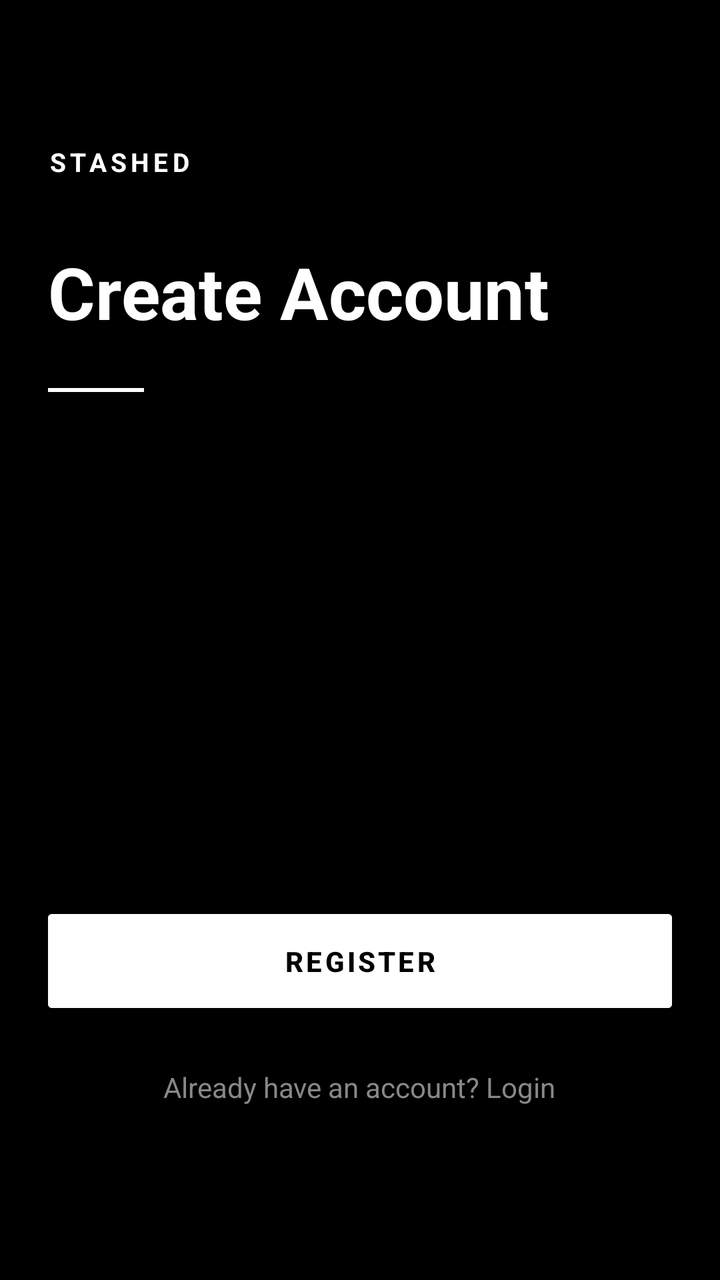
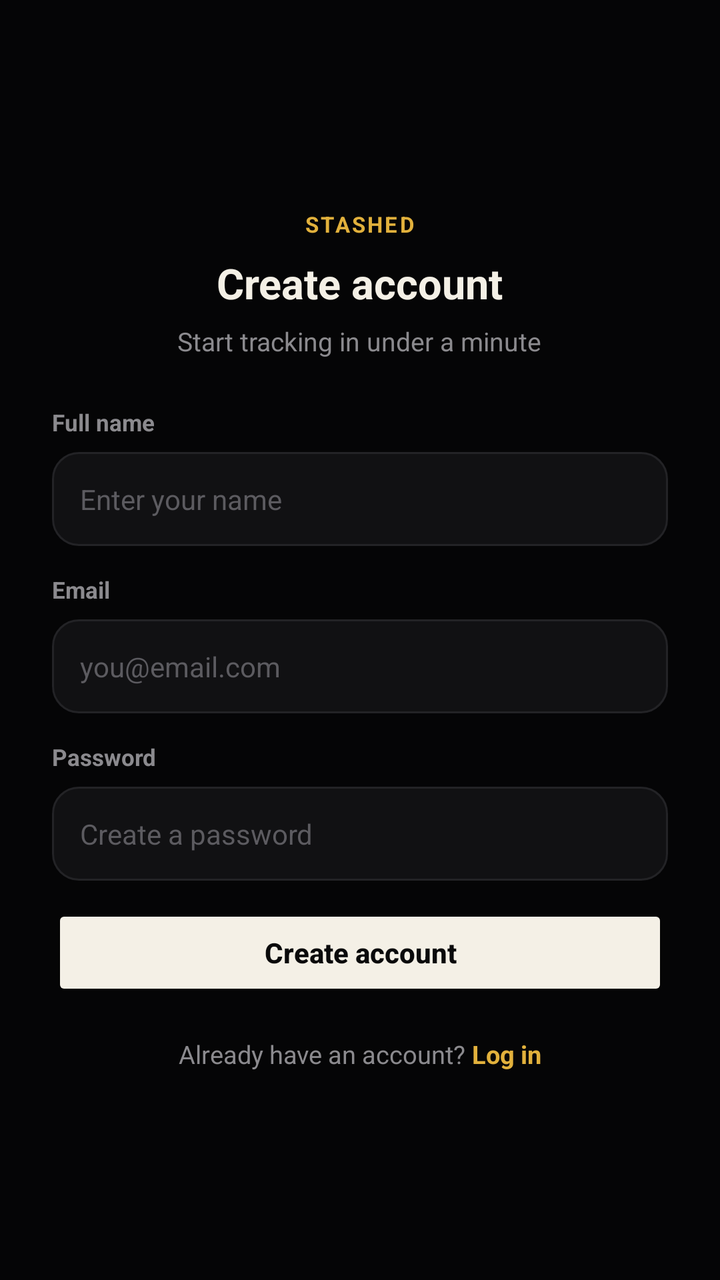

Two renders of the same Android screen: before a commit and after it. Below are the layout's source before the change and the commit's diff.
<!-- AndroidManifest.xml: application theme Theme.Stashed -->
<!-- res/layout/fragment_register.xml -->
<?xml version="1.0" encoding="utf-8"?>
<ScrollView xmlns:android="http://schemas.android.com/apk/res/android"
    xmlns:app="http://schemas.android.com/apk/res-auto"
    android:layout_width="match_parent"
    android:layout_height="match_parent"
    android:background="@color/black"
    android:fillViewport="true">

    <LinearLayout
        android:layout_width="match_parent"
        android:layout_height="wrap_content"
        android:orientation="vertical"
        android:padding="24dp">

        <TextView
            android:layout_width="wrap_content"
            android:layout_height="wrap_content"
            android:layout_marginTop="48dp"
            android:text="STASHED"
            android:textColor="@color/white"
            android:textSize="13sp"
            android:textStyle="bold"
            android:letterSpacing="0.16"/>

        <TextView
            android:layout_width="wrap_content"
            android:layout_height="wrap_content"
            android:layout_marginTop="32dp"
            android:text="@string/register_title"
            android:textColor="@color/white"
            android:textSize="36sp"
            android:textStyle="bold"
            android:lineSpacingMultiplier="1.1"/>

        <View
            android:layout_width="48dp"
            android:layout_height="2dp"
            android:layout_marginTop="24dp"
            android:layout_marginBottom="24dp"
            android:background="@color/white"/>

        
        <com.google.android.material.textfield.TextInputLayout
            android:id="@+id/tilFullName"
            style="@style/Widget.MaterialComponents.TextInputLayout.OutlinedBox"
            android:layout_width="match_parent"
            android:layout_height="wrap_content"
            android:layout_marginBottom="12dp"
            android:hint="@string/hint_full_name"
            app:boxStrokeColor="@color/white"
            app:boxCornerRadiusTopStart="2dp"
            app:boxCornerRadiusTopEnd="2dp"
            app:boxCornerRadiusBottomStart="2dp"
            app:boxCornerRadiusBottomEnd="2dp"
            app:hintTextColor="@color/textMuted">
            <com.google.android.material.textfield.TextInputEditText
                android:id="@+id/etFullName"
                android:layout_width="match_parent"
                android:layout_height="wrap_content"
                android:inputType="textPersonName|textCapWords"
                android:textColor="@color/white"/>
        </com.google.android.material.textfield.TextInputLayout>

        
        <com.google.android.material.textfield.TextInputLayout
            android:id="@+id/tilEmail"
            style="@style/Widget.MaterialComponents.TextInputLayout.OutlinedBox"
            android:layout_width="match_parent"
            android:layout_height="wrap_content"
            android:layout_marginBottom="12dp"
            android:hint="@string/hint_email"
            app:boxStrokeColor="@color/white"
            app:boxCornerRadiusTopStart="2dp"
            app:boxCornerRadiusTopEnd="2dp"
            app:boxCornerRadiusBottomStart="2dp"
            app:boxCornerRadiusBottomEnd="2dp"
            app:hintTextColor="@color/textMuted">
            <com.google.android.material.textfield.TextInputEditText
                android:id="@+id/etEmail"
                android:layout_width="match_parent"
                android:layout_height="wrap_content"
                android:inputType="textEmailAddress"
                android:textColor="@color/white"/>
        </com.google.android.material.textfield.TextInputLayout>

        
        <com.google.android.material.textfield.TextInputLayout
            android:id="@+id/tilPassword"
            style="@style/Widget.MaterialComponents.TextInputLayout.OutlinedBox"
            android:layout_width="match_parent"
            android:layout_height="wrap_content"
            android:layout_marginBottom="24dp"
            android:hint="@string/hint_password"
            app:passwordToggleEnabled="true"
            app:boxStrokeColor="@color/white"
            app:boxCornerRadiusTopStart="2dp"
            app:boxCornerRadiusTopEnd="2dp"
            app:boxCornerRadiusBottomStart="2dp"
            app:boxCornerRadiusBottomEnd="2dp"
            app:hintTextColor="@color/textMuted">
            <com.google.android.material.textfield.TextInputEditText
                android:id="@+id/etPassword"
                android:layout_width="match_parent"
                android:layout_height="wrap_content"
                android:inputType="textPassword"
                android:textColor="@color/white"/>
        </com.google.android.material.textfield.TextInputLayout>

        <com.google.android.material.button.MaterialButton
            android:id="@+id/btnRegister"
            android:layout_width="match_parent"
            android:layout_height="wrap_content"
            android:text="@string/btn_register"
            android:backgroundTint="@color/white"
            android:textColor="@color/black"
            android:textStyle="bold"
            android:letterSpacing="0.1"
            android:paddingTop="14dp"
            android:paddingBottom="14dp"
            app:cornerRadius="2dp"/>

        <TextView
            android:id="@+id/tvLogin"
            android:layout_width="wrap_content"
            android:layout_height="wrap_content"
            android:layout_marginTop="24dp"
            android:layout_gravity="center_horizontal"
            android:text="@string/have_account"
            android:textColor="@color/textMuted"
            android:textSize="14sp"/>

    </LinearLayout>
</ScrollView>
<!-- resources referenced by this layout -->
<resources>
  <color name="black">#FF000000</color>
  <color name="textMuted">#888888</color>
  <color name="white">#FFFFFF</color>
  <string name="btn_register">Register</string>
  <string name="have_account">Already have an account? Login</string>
  <string name="hint_email">Email Address</string>
  <string name="hint_full_name">Full Name</string>
  <string name="hint_password">Password</string>
  <string name="register_title">Create Account</string>
  <style name="Theme.Stashed" parent="Theme.MaterialComponents.DayNight.NoActionBar">
          <item name="colorPrimary">@color/red_primary</item>
          <item name="colorPrimaryVariant">@color/red_dark</item>
          <item name="colorOnPrimary">@color/white</item>
          <item name="android:windowBackground">@color/black_bg</item>
          <item name="android:statusBarColor">@color/black_bg</item>
          <item name="android:navigationBarColor">@color/black_bg</item>
      </style>
  <color name="red_primary">#D62828</color>
  <color name="red_dark">#A81F1F</color>
  <color name="black_bg">#0E0E0E</color>
</resources>

<!-- the commit's change to res/layout/fragment_register.xml (unified diff, before → after) -->
@@ -1,133 +1,153 @@
 <?xml version="1.0" encoding="utf-8"?>
-<ScrollView xmlns:android="http://schemas.android.com/apk/res/android"
+<androidx.constraintlayout.widget.ConstraintLayout
+    xmlns:android="http://schemas.android.com/apk/res/android"
     xmlns:app="http://schemas.android.com/apk/res-auto"
     android:layout_width="match_parent"
     android:layout_height="match_parent"
-    android:background="@color/black"
-    android:fillViewport="true">
+    android:background="#050506"
+    android:padding="26dp">
 
     <LinearLayout
         android:layout_width="match_parent"
         android:layout_height="wrap_content"
         android:orientation="vertical"
-        android:padding="24dp">
+        android:gravity="center_horizontal"
+        app:layout_constraintTop_toTopOf="parent"
+        app:layout_constraintBottom_toBottomOf="parent">
 
         <TextView
             android:layout_width="wrap_content"
             android:layout_height="wrap_content"
-            android:layout_marginTop="48dp"
             android:text="STASHED"
-            android:textColor="@color/white"
-            android:textSize="13sp"
+            android:textColor="#E2B13C"
+            android:textSize="11sp"
             android:textStyle="bold"
-            android:letterSpacing="0.16"/>
+            android:letterSpacing="0.1" />
 
         <TextView
             android:layout_width="wrap_content"
             android:layout_height="wrap_content"
-            android:layout_marginTop="32dp"
-            android:text="@string/register_title"
-            android:textColor="@color/white"
-            android:textSize="36sp"
+            android:text="Create account"
+            android:textColor="#F4F0E6"
+            android:textSize="21sp"
             android:textStyle="bold"
-            android:lineSpacingMultiplier="1.1"/>
+            android:layout_marginTop="8dp" />
 
-        <View
-            android:layout_width="48dp"
-            android:layout_height="2dp"
-            android:layout_marginTop="24dp"
-            android:layout_marginBottom="24dp"
-            android:background="@color/white"/>
+        <TextView
+            android:layout_width="wrap_content"
+            android:layout_height="wrap_content"
+            android:text="Start tracking in under a minute"
+            android:textColor="#8B8A8E"
+            android:textSize="13sp"
+            android:layout_marginTop="6dp"
+            android:layout_marginBottom="24dp" />
 
         
-        <com.google.android.material.textfield.TextInputLayout
-            android:id="@+id/tilFullName"
-            style="@style/Widget.MaterialComponents.TextInputLayout.OutlinedBox"
+        <TextView
             android:layout_width="match_parent"
             android:layout_height="wrap_content"
-            android:layout_marginBottom="12dp"
-            android:hint="@string/hint_full_name"
-            app:boxStrokeColor="@color/white"
-            app:boxCornerRadiusTopStart="2dp"
-            app:boxCornerRadiusTopEnd="2dp"
-            app:boxCornerRadiusBottomStart="2dp"
-            app:boxCornerRadiusBottomEnd="2dp"
-            app:hintTextColor="@color/textMuted">
-            <com.google.android.material.textfield.TextInputEditText
-                android:id="@+id/etFullName"
-                android:layout_width="match_parent"
-                android:layout_height="wrap_content"
-                android:inputType="textPersonName|textCapWords"
-                android:textColor="@color/white"/>
-        </com.google.android.material.textfield.TextInputLayout>
+            android:text="Full name"
+            android:textColor="#8B8A8E"
+            android:textSize="11.5sp"
+            android:textStyle="bold"
+            android:layout_marginBottom="7dp" />
+
+        <EditText
+            android:id="@+id/etRegisterName"
+            android:layout_width="match_parent"
+            android:layout_height="wrap_content"
+            android:background="@drawable/bg_input_field"
+            android:hint="Enter your name"
+            android:textColorHint="#5C5B60"
+            android:textColor="#F4F0E6"
+            android:padding="14dp"
+            android:textSize="14sp"
+            android:layout_marginBottom="14dp" />
 
         
-        <com.google.android.material.textfield.TextInputLayout
-            android:id="@+id/tilEmail"
-            style="@style/Widget.MaterialComponents.TextInputLayout.OutlinedBox"
+        <TextView
             android:layout_width="match_parent"
             android:layout_height="wrap_content"
-            android:layout_marginBottom="12dp"
-            android:hint="@string/hint_email"
-            app:boxStrokeColor="@color/white"
-            app:boxCornerRadiusTopStart="2dp"
-            app:boxCornerRadiusTopEnd="2dp"
-            app:boxCornerRadiusBottomStart="2dp"
-            app:boxCornerRadiusBottomEnd="2dp"
-            app:hintTextColor="@color/textMuted">
-            <com.google.android.material.textfield.TextInputEditText
-                android:id="@+id/etEmail"
-                android:layout_width="match_parent"
-                android:layout_height="wrap_content"
-                android:inputType="textEmailAddress"
-                android:textColor="@color/white"/>
-        </com.google.android.material.textfield.TextInputLayout>
+            android:text="Email"
+            android:textColor="#8B8A8E"
+            android:textSize="11.5sp"
+            android:textStyle="bold"
+            android:layout_marginBottom="7dp" />
+
+        <EditText
+            android:id="@+id/etRegisterEmail"
+            android:layout_width="match_parent"
+            android:layout_height="wrap_content"
+            android:background="@drawable/bg_input_field"
+            android:hint="you@email.com"
+            android:textColorHint="#5C5B60"
+            android:textColor="#F4F0E6"
+            android:inputType="textEmailAddress"
+            android:padding="14dp"
+            android:textSize="14sp"
+            android:layout_marginBottom="14dp" />
 
         
-        <com.google.android.material.textfield.TextInputLayout
-            android:id="@+id/tilPassword"
-            style="@style/Widget.MaterialComponents.TextInputLayout.OutlinedBox"
+        <TextView
             android:layout_width="match_parent"
             android:layout_height="wrap_content"
-            android:layout_marginBottom="24dp"
-            android:hint="@string/hint_password"
-            app:passwordToggleEnabled="true"
-            app:boxStrokeColor="@color/white"
-            app:boxCornerRadiusTopStart="2dp"
-            app:boxCornerRadiusTopEnd="2dp"
-            app:boxCornerRadiusBottomStart="2dp"
-            app:boxCornerRadiusBottomEnd="2dp"
-            app:hintTextColor="@color/textMuted">
-            <com.google.android.material.textfield.TextInputEditText
-                android:id="@+id/etPassword"
-                android:layout_width="match_parent"
-                android:layout_height="wrap_content"
-                android:inputType="textPassword"
-                android:textColor="@color/white"/>
-        </com.google.android.material.textfield.TextInputLayout>
+            android:text="Password"
+            android:textColor="#8B8A8E"
+            android:textSize="11.5sp"
+            android:textStyle="bold"
+            android:layout_marginBottom="7dp" />
 
-        <com.google.android.material.button.MaterialButton
+        <EditText
+            android:id="@+id/etRegisterPassword"
+            android:layout_width="match_parent"
+            android:layout_height="wrap_content"
+            android:background="@drawable/bg_input_field"
+            android:hint="Create a password"
+            android:textColorHint="#5C5B60"
+            android:textColor="#F4F0E6"
+            android:inputType="textPassword"
+            android:padding="14dp"
+            android:textSize="14sp"
+            android:layout_marginBottom="6dp" />
+
+        
+        <Button
             android:id="@+id/btnRegister"
             android:layout_width="match_parent"
             android:layout_height="wrap_content"
-            android:text="@string/btn_register"
-            android:backgroundTint="@color/white"
-            android:textColor="@color/black"
+            android:backgroundTint="#F4F0E6"
+            android:textColor="#0A0A0B"
+            android:text="Create account"
+            android:textAllCaps="false"
             android:textStyle="bold"
-            android:letterSpacing="0.1"
-            android:paddingTop="14dp"
-            android:paddingBottom="14dp"
-            app:cornerRadius="2dp"/>
+            android:textSize="14sp"
+            app:cornerRadius="100dp"
+            android:paddingVertical="14dp"
+            android:layout_marginTop="6dp" />
 
-        <TextView
-            android:id="@+id/tvLogin"
+        
+        <LinearLayout
             android:layout_width="wrap_content"
             android:layout_height="wrap_content"
-            android:layout_marginTop="24dp"
-            android:layout_gravity="center_horizontal"
-            android:text="@string/have_account"
-            android:textColor="@color/textMuted"
-            android:textSize="14sp"/>
+            android:orientation="horizontal"
+            android:layout_marginTop="18dp">
+
+            <TextView
+                android:layout_width="wrap_content"
+                android:layout_height="wrap_content"
+                android:text="Already have an account? "
+                android:textColor="#8B8A8E"
+                android:textSize="12.5sp" />
+
+            <TextView
+                android:id="@+id/tvGoToLogin"
+                android:layout_width="wrap_content"
+                android:layout_height="wrap_content"
+                android:text="Log in"
+                android:textColor="#E2B13C"
+                android:textSize="12.5sp"
+                android:textStyle="bold" />
+        </LinearLayout>
 
     </LinearLayout>
-</ScrollView>
+</androidx.constraintlayout.widget.ConstraintLayout>
<!-- resource entries referenced after the edit -->
@@ -1,14 +1,16 @@
 <!-- resources referenced by this layout -->
 <resources>
-  <color name="black">#FF000000</color>
-  <color name="textMuted">#888888</color>
+  <!-- drawable bg_input_field (drawable) -->
+  <?xml version="1.0" encoding="utf-8"?>
+  <shape xmlns:android="http://schemas.android.com/apk/res/android"
+      android:shape="rectangle">
+      <corners android:radius="13dp" />
+      <solid android:color="#111113" /> 
+      <stroke
+          android:width="1dp"
+          android:color="#232326" /> 
+  </shape>
   <color name="white">#FFFFFF</color>
-  <string name="btn_register">Register</string>
-  <string name="have_account">Already have an account? Login</string>
-  <string name="hint_email">Email Address</string>
-  <string name="hint_full_name">Full Name</string>
-  <string name="hint_password">Password</string>
-  <string name="register_title">Create Account</string>
   <style name="Theme.Stashed" parent="Theme.MaterialComponents.DayNight.NoActionBar">
           <item name="colorPrimary">@color/red_primary</item>
           <item name="colorPrimaryVariant">@color/red_dark</item>
